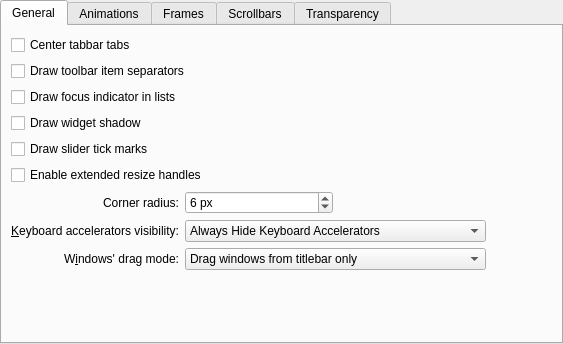
Before: the Qt Designer form kstyle/config/ui/lightlystyleconfig.ui in Luwx/Lightly, drawn with Qt 5.
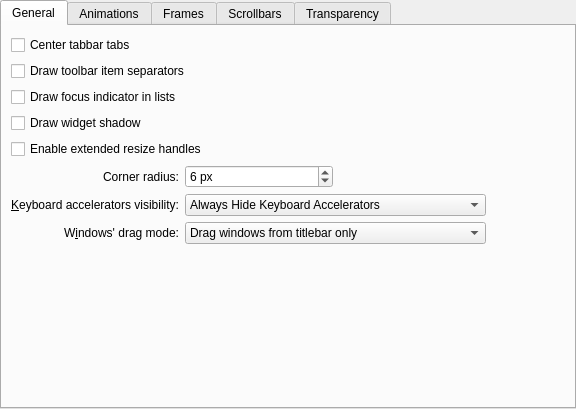
After: the same form once the commit is applied.

Commit message: Remove SliderDrawTickMarks option

```diff
--- a/kstyle/config/ui/lightlystyleconfig.ui
+++ b/kstyle/config/ui/lightlystyleconfig.ui
@@ -6,8 +6,8 @@
    <rect>
     <x>0</x>
     <y>0</y>
-    <width>563</width>
-    <height>344</height>
+    <width>576</width>
+    <height>409</height>
    </rect>
   </property>
   <property name="sizePolicy">
@@ -39,49 +39,6 @@
        <string>General</string>
       </attribute>
       <layout class="QGridLayout" name="gridLayout">
-       <item row="0" column="1" colspan="4">
-        <widget class="QCheckBox" name="_tabBarDrawCenteredTabs">
-         <property name="text">
-          <string>Center tabbar tabs</string>
-         </property>
-        </widget>
-       </item>
-       <item row="7" column="1">
-        <widget class="QLabel" name="_mnemonicsLabel">
-         <property name="text">
-          <string>&amp;Keyboard accelerators visibility:</string>
-         </property>
-         <property name="alignment">
-          <set>Qt::AlignRight|Qt::AlignTrailing|Qt::AlignVCenter</set>
-         </property>
-         <property name="buddy">
-          <cstring>_mnemonicsMode</cstring>
-         </property>
-        </widget>
-       </item>
-       <item row="4" column="1" colspan="4">
-        <widget class="QCheckBox" name="_sliderDrawTickMarks">
-         <property name="text">
-          <string>Draw slider tick marks</string>
-         </property>
-        </widget>
-       </item>
-       <item row="6" column="2">
-        <widget class="QSpinBox" name="_cornerRadius">
-         <property name="suffix">
-          <string> px</string>
-         </property>
-         <property name="minimum">
-          <number>1</number>
-         </property>
-         <property name="maximum">
-          <number>8</number>
-         </property>
-         <property name="value">
-          <number>6</number>
-         </property>
-        </widget>
-       </item>
        <item row="1" column="1" colspan="4">
         <widget class="QCheckBox" name="_toolBarDrawItemSeparator">
          <property name="text">
@@ -89,20 +46,7 @@
          </property>
         </widget>
        </item>
-       <item row="9" column="1" colspan="3">
-        <spacer name="verticalSpacer">
-         <property name="orientation">
-          <enum>Qt::Vertical</enum>
-         </property>
-         <property name="sizeHint" stdset="0">
-          <size>
-           <width>20</width>
-           <height>49</height>
-          </size>
-         </property>
-        </spacer>
-       </item>
-       <item row="6" column="1">
+       <item row="5" column="1">
         <widget class="QLabel" name="_cornerRadiusLabel">
          <property name="text">
           <string>Corner radius:</string>
@@ -112,32 +56,13 @@
          </property>
         </widget>
        </item>
-       <item row="5" column="1" colspan="4">
+       <item row="4" column="1" colspan="4">
         <widget class="QCheckBox" name="_splitterProxyEnabled">
          <property name="text">
           <string>Enable extended resize handles</string>
          </property>
         </widget>
        </item>
-       <item row="8" column="2" colspan="2">
-        <widget class="QComboBox" name="_windowDragMode">
-         <item>
-          <property name="text">
-           <string>Drag windows from titlebar only</string>
-          </property>
-         </item>
-         <item>
-          <property name="text">
-           <string>Drag windows from titlebar, menubar and toolbars</string>
-          </property>
-         </item>
-         <item>
-          <property name="text">
-           <string>Drag windows from all empty areas</string>
-          </property>
-         </item>
-        </widget>
-       </item>
        <item row="3" column="1">
         <widget class="QCheckBox" name="_widgetDrawShadow">
          <property name="text">
@@ -145,46 +70,7 @@
          </property>
         </widget>
        </item>
-       <item row="7" column="2" colspan="2">
-        <widget class="QComboBox" name="_mnemonicsMode">
-         <item>
-          <property name="text">
-           <string>Always Hide Keyboard Accelerators</string>
-          </property>
-         </item>
-         <item>
-          <property name="text">
-           <string>Show Keyboard Accelerators When Needed</string>
-          </property>
-         </item>
-         <item>
-          <property name="text">
-           <string>Always Show Keyboard Accelerators</string>
-          </property>
-         </item>
-        </widget>
-       </item>
-       <item row="7" column="4">
-        <spacer name="horizontalSpacer_3">
-         <property name="orientation">
-          <enum>Qt::Horizontal</enum>
-         </property>
-         <property name="sizeHint" stdset="0">
-          <size>
-           <width>65</width>
-           <height>20</height>
-          </size>
-         </property>
-        </spacer>
-       </item>
-       <item row="2" column="1" colspan="4">
-        <widget class="QCheckBox" name="_viewDrawFocusIndicator">
-         <property name="text">
-          <string>Draw focus indicator in lists</string>
-         </property>
-        </widget>
-       </item>
-       <item row="8" column="1">
+       <item row="7" column="1">
         <widget class="QLabel" name="_windowDragLabel">
          <property name="sizePolicy">
           <sizepolicy hsizetype="Preferred" vsizetype="Preferred">
@@ -203,6 +89,113 @@
          </property>
         </widget>
        </item>
+       <item row="7" column="2" colspan="2">
+        <widget class="QComboBox" name="_windowDragMode">
+         <item>
+          <property name="text">
+           <string>Drag windows from titlebar only</string>
+          </property>
+         </item>
+         <item>
+          <property name="text">
+           <string>Drag windows from titlebar, menubar and toolbars</string>
+          </property>
+         </item>
+         <item>
+          <property name="text">
+           <string>Drag windows from all empty areas</string>
+          </property>
+         </item>
+        </widget>
+       </item>
+       <item row="6" column="4">
+        <spacer name="horizontalSpacer_3">
+         <property name="orientation">
+          <enum>Qt::Horizontal</enum>
+         </property>
+         <property name="sizeHint" stdset="0">
+          <size>
+           <width>65</width>
+           <height>20</height>
+          </size>
+         </property>
+        </spacer>
+       </item>
+       <item row="6" column="2" colspan="2">
+        <widget class="QComboBox" name="_mnemonicsMode">
+         <item>
+          <property name="text">
+           <string>Always Hide Keyboard Accelerators</string>
+          </property>
+         </item>
+         <item>
+          <property name="text">
+           <string>Show Keyboard Accelerators When Needed</string>
+          </property>
+         </item>
+         <item>
+          <property name="text">
+           <string>Always Show Keyboard Accelerators</string>
+          </property>
+         </item>
+        </widget>
+       </item>
+       <item row="0" column="1" colspan="4">
+        <widget class="QCheckBox" name="_tabBarDrawCenteredTabs">
+         <property name="text">
+          <string>Center tabbar tabs</string>
+         </property>
+        </widget>
+       </item>
+       <item row="6" column="1">
+        <widget class="QLabel" name="_mnemonicsLabel">
+         <property name="text">
+          <string>&amp;Keyboard accelerators visibility:</string>
+         </property>
+         <property name="alignment">
+          <set>Qt::AlignRight|Qt::AlignTrailing|Qt::AlignVCenter</set>
+         </property>
+         <property name="buddy">
+          <cstring>_mnemonicsMode</cstring>
+         </property>
+        </widget>
+       </item>
+       <item row="2" column="1" colspan="4">
+        <widget class="QCheckBox" name="_viewDrawFocusIndicator">
+         <property name="text">
+          <string>Draw focus indicator in lists</string>
+         </property>
+        </widget>
+       </item>
+       <item row="8" column="1" colspan="3">
+        <spacer name="verticalSpacer">
+         <property name="orientation">
+          <enum>Qt::Vertical</enum>
+         </property>
+         <property name="sizeHint" stdset="0">
+          <size>
+           <width>20</width>
+           <height>49</height>
+          </size>
+         </property>
+        </spacer>
+       </item>
+       <item row="5" column="2">
+        <widget class="QSpinBox" name="_cornerRadius">
+         <property name="suffix">
+          <string> px</string>
+         </property>
+         <property name="minimum">
+          <number>1</number>
+         </property>
+         <property name="maximum">
+          <number>8</number>
+         </property>
+         <property name="value">
+          <number>6</number>
+         </property>
+        </widget>
+       </item>
       </layout>
      </widget>
      <widget class="QWidget" name="tab_2">
```
Left out of the diff: 1 changed line with no effect on the pictures. The commit also changes 3 other files.
